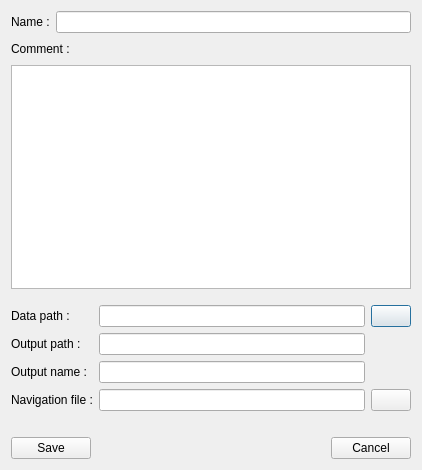
First picture: the form in Src/MatisseServer/src/JobDialog.ui, repository IfremerUnderwater/Matisse, before the edit.
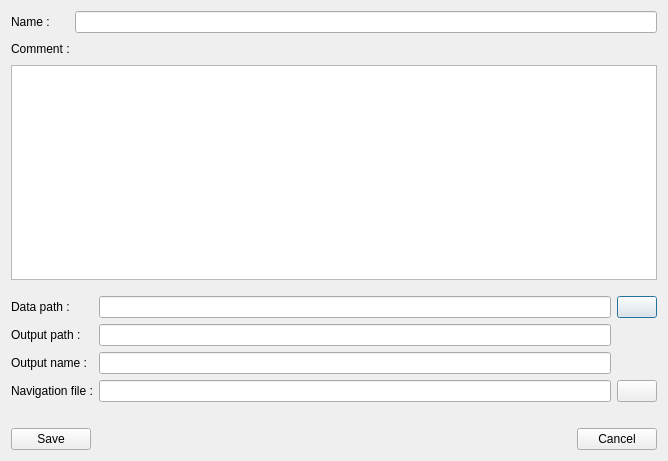
Second picture: the form after the edit. Icons and pictures are not drawn.

Commit message: Improved navigation file selection

Patch:
```diff
--- a/Src/MatisseServer/src/JobDialog.ui
+++ b/Src/MatisseServer/src/JobDialog.ui
@@ -6,8 +6,8 @@
    <rect>
     <x>0</x>
     <y>0</y>
-    <width>422</width>
-    <height>470</height>
+    <width>668</width>
+    <height>461</height>
    </rect>
   </property>
   <property name="sizePolicy">
```
Left out of the diff: 10 changed lines with no effect on the pictures. The commit also changes 1 other file.
